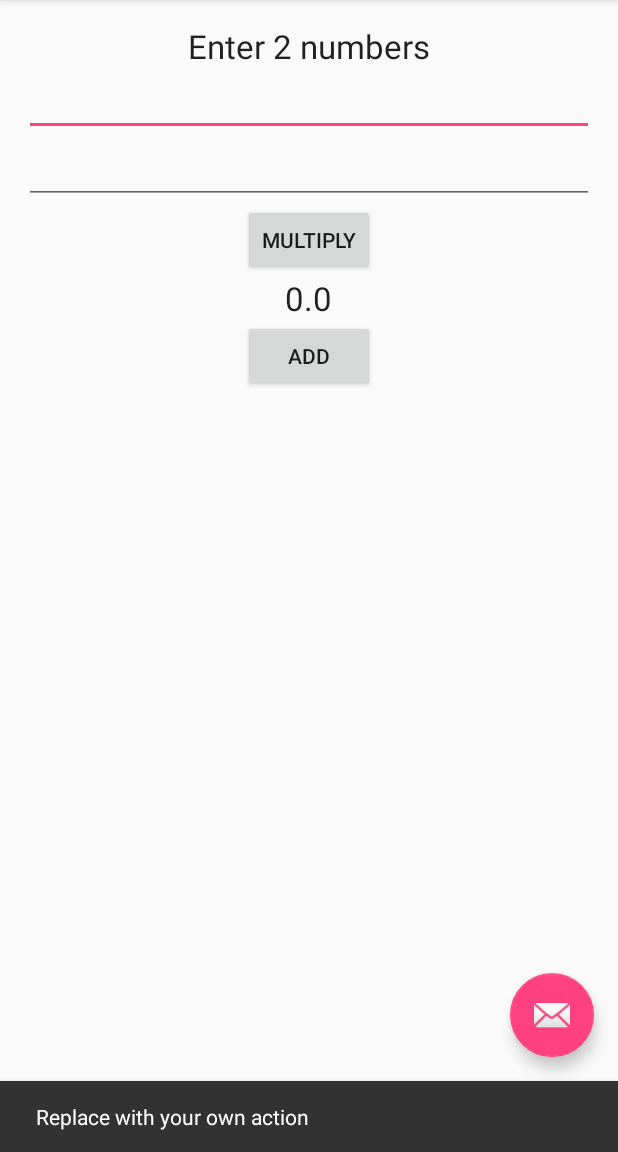
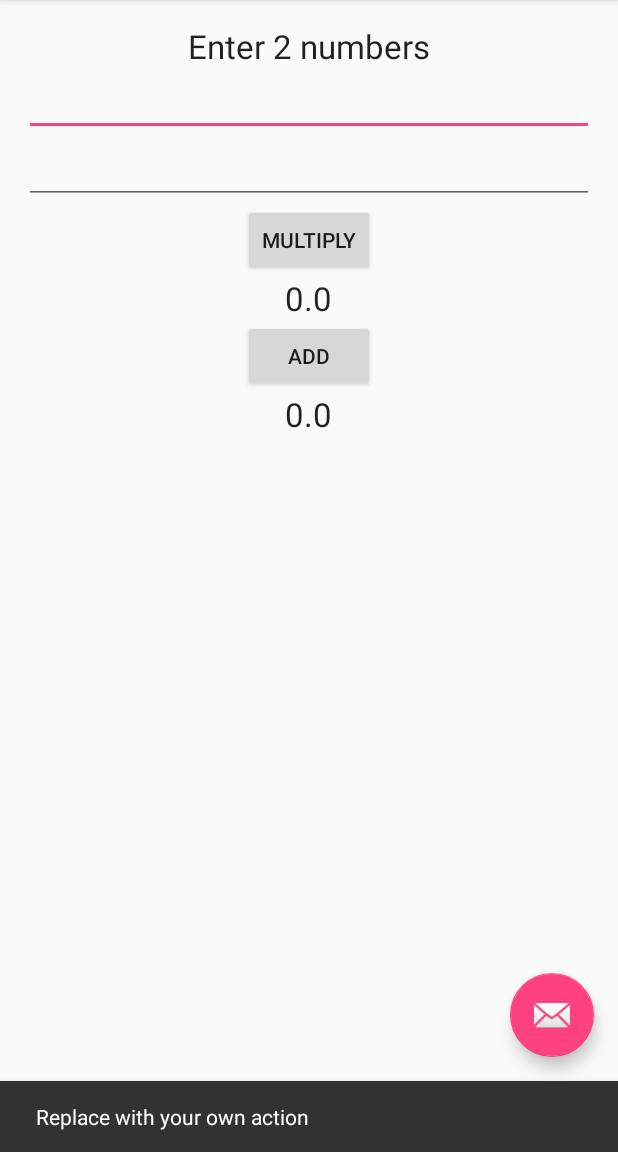
Before and after one commit to RyanTFleming/RyanFlemingStaticFragments, an Android app: the screen it shows after launch (MainActivity), after a tap on an icon or button, on a phone screen of 412 x 824 dp, the part 84-1236 px from its top. Run offline under Robolectric (Android 15) with nearby library versions, the phone set to English and light mode, and no system bars; 2 other taps on this screen came first.

Commit message:
Added DataAddFragment that gets the numbers from the DataDisplayFragment and and adds them and displays the sum when the Add button is clicked... The Multiply button must be clicked first so that information is sent from the DataEntryFragrment.

```diff
--- /dev/null
+++ b/app/src/main/java/edu/westga/ryanflemingstaticfragments/DataAddFragment.java
@@ -0,0 +1,65 @@
+package edu.westga.ryanflemingstaticfragments;
+
+
+import android.os.Bundle;
+import android.support.v4.app.Fragment;
+import android.view.LayoutInflater;
+import android.view.View;
+import android.view.ViewGroup;
+import android.widget.TextView;
+
+
+/**
+ * A simple {@link Fragment} subclass.
+ */
+public class DataAddFragment extends Fragment {
+
+    private double number1;
+    private double number2;
+    private double sum;
+    private TextView txtViewSum;
+
+    public DataAddFragment() {
+        // Required empty public constructor
+    }
+
+
+    @Override
+    public View onCreateView(LayoutInflater inflater, ViewGroup container,
+                             Bundle savedInstanceState) {
+        View theView = inflater.inflate(R.layout.fragment_data_add, container, false);
+        this.txtViewSum = (TextView) theView.findViewById(R.id.textView3);
+        return theView;
+    }
+
+    /**
+     * Sets the value of the first number entered
+     *
+     * @param number1 - the first number
+     */
+    public void setNumber1(double number1) {
+        this.number1 = number1;
+    }
+
+    /**
+     * sets the value of the second number entered
+     * @param number2 - the second number
+     */
+    public void setNumber2(double number2) {
+        this.number2 = number2;
+    }
+
+    /**
+     * adds the numbers to get the sum
+     */
+    public void add() {
+        this.sum = this.number1 + this.number2;
+    }
+
+    /**
+     * Displays the sum
+     */
+    public void displaySum() {
+        this.txtViewSum.setText(String.valueOf(this.sum));
+    }
+}
--- a/app/src/main/java/edu/westga/ryanflemingstaticfragments/DataDisplayFragment.java
+++ b/app/src/main/java/edu/westga/ryanflemingstaticfragments/DataDisplayFragment.java
@@ -1,11 +1,13 @@
 package edu.westga.ryanflemingstaticfragments;
 
 
+import android.content.Context;
 import android.os.Bundle;
 import android.support.v4.app.Fragment;
 import android.view.LayoutInflater;
 import android.view.View;
 import android.view.ViewGroup;
+import android.widget.Button;
 import android.widget.TextView;
 
 
@@ -19,6 +21,12 @@ public class DataDisplayFragment extends Fragment {
     private double number2;
     private double product;
 
+    public interface DataAddListener {
+        void onDataAdd(double number1, double number2);
+    }
+    private DataAddListener listener;
+
+
     public DataDisplayFragment() {
         // Required empty public constructor
     }
@@ -28,7 +36,25 @@ public class DataDisplayFragment extends Fragment {
                              Bundle savedInstanceState) {
         View theView = inflater.inflate(R.layout.fragment_data_display, container, false);
         this.displayProductTextView = (TextView) theView.findViewById(R.id.textView2);
+
+        Button addButton = (Button) theView.findViewById(R.id.button2);
+        addButton.setOnClickListener(new View.OnClickListener() {
+
+            @Override
+            public void onClick(View view) {
+                addButtonClicked(view);
+            }
+        });
         return theView;
+    }
+
+    /**
+     * action performed when the button is clicked
+     *
+     * @param view - the button
+     */
+    private void addButtonClicked(View view) {
+        this.listener.onDataAdd(this.number1, this.number2);
     }
 
     /**
@@ -61,4 +87,10 @@ public class DataDisplayFragment extends Fragment {
     public void displayProduct() {
         this.displayProductTextView.setText(String.valueOf(this.product));
     }
+
+    @Override
+    public void onAttach(Context context) {
+        super.onAttach(context);
+        this.listener = (DataAddListener) context;
+    }
 }
--- a/app/src/main/java/edu/westga/ryanflemingstaticfragments/DataEntryFragment.java
+++ b/app/src/main/java/edu/westga/ryanflemingstaticfragments/DataEntryFragment.java
@@ -19,7 +19,7 @@ public class DataEntryFragment extends Fragment {
 
     private TextView number1Text;
     private TextView number2Text;
-    public static interface DataEntryListener {
+    public interface DataEntryListener {
         void onDataEntry(double number1, double number2);
     }
     private DataEntryListener listener;
@@ -31,9 +31,9 @@ public class DataEntryFragment extends Fragment {
     /**
      * called when the view is created.
      *
-     * @param inflater
-     * @param container
-     * @param savedInstanceState
+     * @param inflater inflater
+     * @param container container
+     * @param savedInstanceState state
      * @return theView
      */
     @Override
--- a/app/src/main/java/edu/westga/ryanflemingstaticfragments/MainActivity.java
+++ b/app/src/main/java/edu/westga/ryanflemingstaticfragments/MainActivity.java
@@ -9,7 +9,7 @@ import android.view.View;
 import android.view.Menu;
 import android.view.MenuItem;
 
-public class MainActivity extends AppCompatActivity implements DataEntryFragment.DataEntryListener {
+public class MainActivity extends AppCompatActivity implements DataEntryFragment.DataEntryListener, DataDisplayFragment.DataAddListener {
 
     @Override
     protected void onCreate(Bundle savedInstanceState) {
@@ -63,4 +63,19 @@ public class MainActivity extends AppCompatActivity implements DataEntryFragment
         displayFragment.multiply();
         displayFragment.displayProduct();
     }
+
+    /**
+     * Adds the numbers entered in the DataEntryFragment and
+     * and sets its value to the AddFragment
+     * @param number1 - the first number
+     * @param number2 - the second number
+     */
+    @Override
+    public void onDataAdd(double number1, double number2) {
+        DataAddFragment addFragment = (DataAddFragment) getSupportFragmentManager().findFragmentById(R.id.dataAddFragment);
+        addFragment.setNumber1(number1);
+        addFragment.setNumber2(number2);
+        addFragment.add();
+        addFragment.displaySum();
+    }
 }
--- a/app/src/main/res/layout/content_main.xml
+++ b/app/src/main/res/layout/content_main.xml
@@ -27,4 +27,12 @@
         android:name="edu.westga.ryanflemingstaticfragments.DataDisplayFragment"
         android:id="@+id/dataDisplayFragment"
         tools:layout="@layout/fragment_data_display" />
+
+    <fragment
+        android:layout_width="match_parent"
+        android:layout_height="wrap_content"
+        android:name="edu.westga.ryanflemingstaticfragments.DataAddFragment"
+        android:id="@+id/dataAddFragment"
+        android:layout_gravity="center_horizontal"
+        tools:layout="@layout/fragment_data_add" />
 </LinearLayout>
--- /dev/null
+++ b/app/src/main/res/layout/fragment_data_add.xml
@@ -0,0 +1,16 @@
+<LinearLayout xmlns:android="http://schemas.android.com/apk/res/android"
+    xmlns:tools="http://schemas.android.com/tools"
+    android:orientation="vertical"
+    android:layout_width="match_parent"
+    android:layout_height="match_parent"
+    tools:context="edu.westga.ryanflemingstaticfragments.DataAddFragment">
+
+    <TextView
+        android:layout_width="wrap_content"
+        android:layout_height="wrap_content"
+        android:textAppearance="?android:attr/textAppearanceLarge"
+        android:text="@string/data_display_default"
+        android:id="@+id/textView3"
+        android:layout_gravity="center_horizontal" />
+
+</LinearLayout>
--- a/app/src/main/res/values/strings.xml
+++ b/app/src/main/res/values/strings.xml
@@ -5,4 +5,5 @@
     <string name="button_multiply">MULTIPLY</string>
     <string name="button_add">ADD</string>
     <string name="data_display_default">0</string>
+
 </resources>
```
